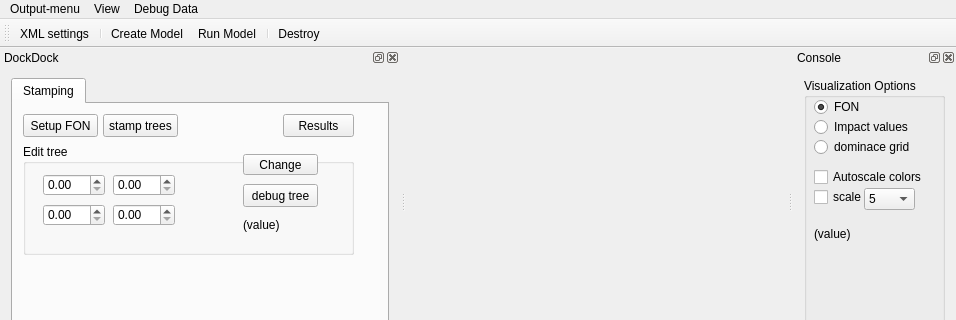
Qt form src/iland/mainwindow.ui (edfm-tum/iland-model) before a commit; both pictures show x 0 to 956 and y 0 to 320 of the 956 by 593 pixel window.
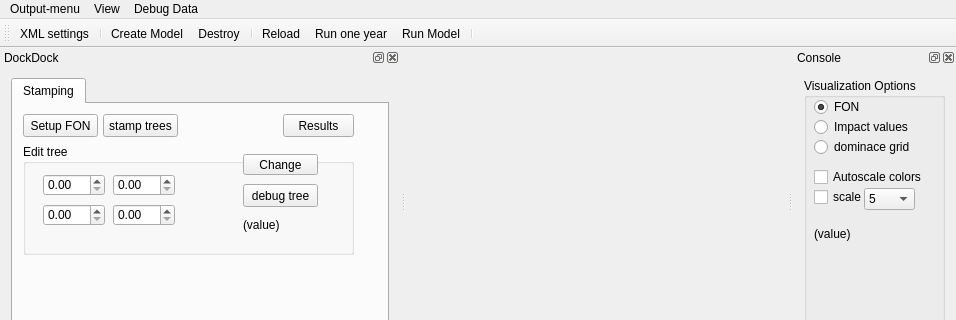
The same form after that commit. Icons and pictures are not drawn. Custom widgets are drawn as their Qt base class.

Commit message: updated StandLoader (now more strict), little bit more design of model meta control (run/stop/pause...).

Patch:
```diff
--- a/src/iland/mainwindow.ui
+++ b/src/iland/mainwindow.ui
@@ -90,9 +90,12 @@
    <addaction name="actionEdit_XML_settings"/>
    <addaction name="separator"/>
    <addaction name="actionModelCreate"/>
-   <addaction name="actionModelRun"/>
-   <addaction name="separator"/>
    <addaction name="actionModelDestroy"/>
+   <addaction name="separator"/>
+   <addaction name="actionReload"/>
+   <addaction name="actionRun_one_year"/>
+   <addaction name="actionModelRun"/>
+   <addaction name="separator"/>
   </widget>
   <widget class="QStatusBar" name="statusBar"/>
   <widget class="QDockWidget" name="dockEditor">
@@ -622,6 +625,24 @@
     <string>Tree NPP</string>
    </property>
   </action>
+  <action name="actionRun_one_year">
+   <property name="icon">
+    <iconset>
+     <normaloff>:/Play.png</normaloff>:/Play.png</iconset>
+   </property>
+   <property name="text">
+    <string>Run one year</string>
+   </property>
+  </action>
+  <action name="actionReload">
+   <property name="icon">
+    <iconset>
+     <normaloff>:/Backup Green Button.png</normaloff>:/Backup Green Button.png</iconset>
+   </property>
+   <property name="text">
+    <string>Reload</string>
+   </property>
+  </action>
  </widget>
  <layoutdefault spacing="6" margin="11"/>
  <customwidgets>
```
Left out of the diff: 2 changed lines with no effect on the pictures. The commit also changes 9 other files.
